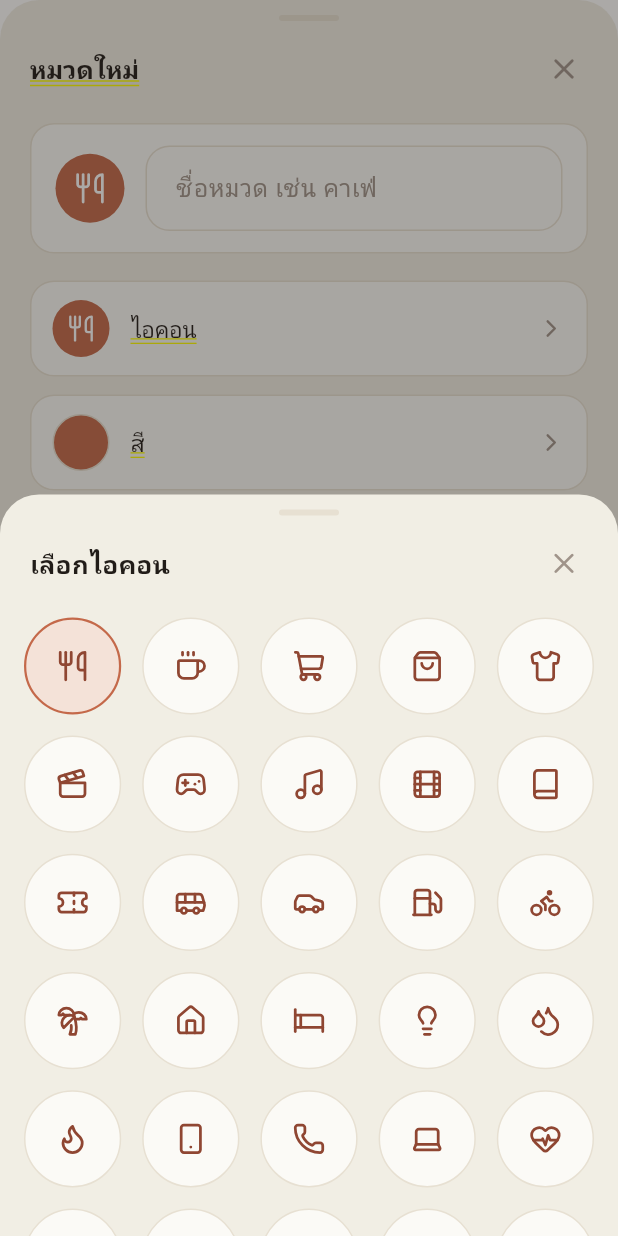
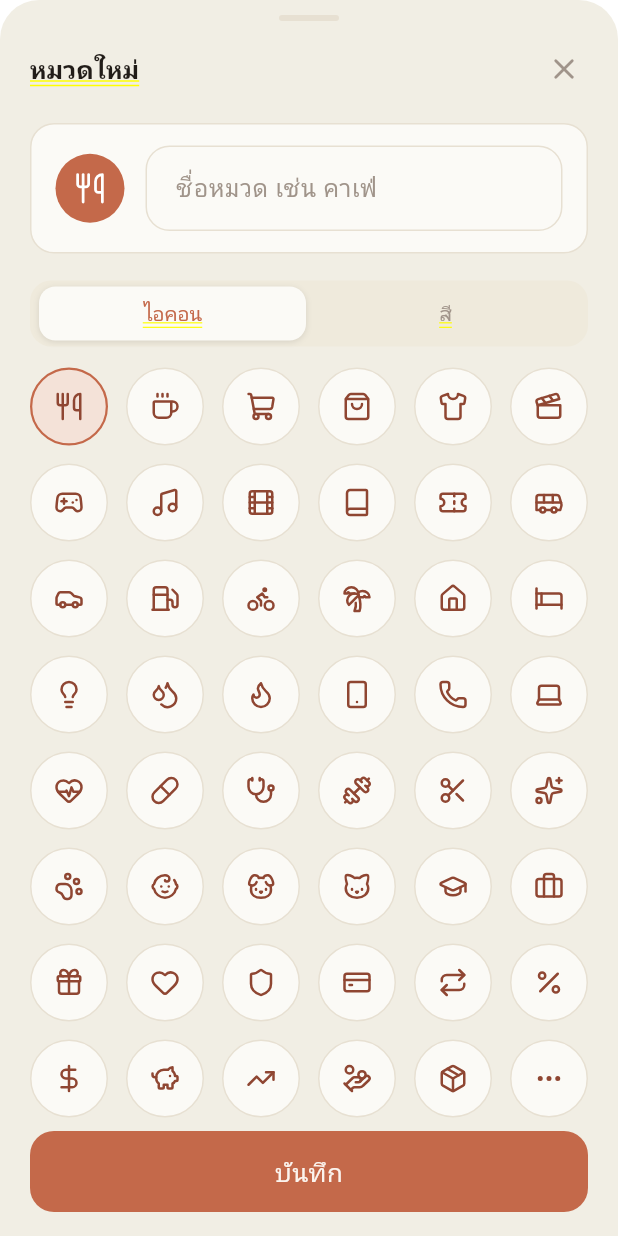
Before and after one commit to AfnanYapu09/-MoneyBun, a Flutter app: the AddCategorySheet screen opened directly, after a tap on "ไอคอน", on a phone screen of 412 x 824 dp. Run offline on Flutter 3.47's test engine with Material 3 defaults, Android fonts, the phone set to English and light mode, and no system bars; our stand-ins replace cloud_firestore, drift, drift_flutter, firebase_auth, firebase_core, flutter_riverpod and 6 more; missing offline and left inert: google_mlkit_text_recognition, mobile_scanner, photo_manager; accounts and stored records are empty; generated files the repository leaves out were written again; Roboto replaces fonts that are missing (Ibm Plex Sans Thai, Mitr).

Commit message:
hide slip/transfer actions above the tags; add-category icon/colour toggle
- CategoryPickerSheet: the ดูสลิป/ย้ายเงิน actions sit above the tag chips but the
  sheet opens scrolled past them (ScrollController initialScrollOffset), so they
  stay hidden until the user drags down to reveal them
- AddCategorySheet: show the icon grid immediately with an ไอคอน/สี toggle that
  swaps the inline grid to colours, instead of buttons opening sub-sheets

Co-Authored-By: Claude Opus 4.8 <noreply@anthropic.com>
Claude-Session: https://claude.ai/code/session_01PfvM1Qr5EuybLHphMVt125

```diff
--- a/lib/features/categories/presentation/add_category_sheet.dart
+++ b/lib/features/categories/presentation/add_category_sheet.dart
@@ -4,9 +4,9 @@ import 'package:flutter_riverpod/flutter_riverpod.dart';
 import '../../../bootstrap/providers.dart';
 import '../../../core/theme/colors.dart';
 import '../../../core/theme/typography.dart';
-import '../../../core/widgets/app_icons.dart';
 import '../../../core/widgets/category_icons.dart';
 import '../../../core/widgets/primary_button.dart';
+import '../../../core/widgets/segmented_control.dart';
 import '../../../core/widgets/sheet_scaffold.dart';
 import '../../../domain/enums/enums.dart';
 
@@ -39,6 +39,9 @@ class _AddCategorySheetState extends ConsumerState<AddCategorySheet> {
   final _name = TextEditingController();
   String _iconKey = 'food';
   String _colorHex = 'FFC4694A';
+
+  /// false → icon grid, true → colour grid (icons shown first).
+  bool _showColors = false;
 
   @override
   void dispose() {
@@ -96,95 +99,57 @@ class _AddCategorySheetState extends ConsumerState<AddCategorySheet> {
               ),
             ),
             const SizedBox(height: 18),
-            // Icon picker button.
-            _PickRow(
-              label: 'ไอคอน',
-              onTap: _pickIcon,
-              leading: Container(
-                width: 38,
-                height: 38,
+            // Toggle between the icon grid and the colour grid (icons first).
+            SegmentedControl<bool>(
+              value: _showColors,
+              onChanged: (v) => setState(() => _showColors = v),
+              segments: const [
+                Segment(value: false, label: 'ไอคอน'),
+                Segment(value: true, label: 'สี'),
+              ],
+            ),
+            const SizedBox(height: 14),
+            if (!_showColors)
+              GridView.count(
+                shrinkWrap: true,
+                physics: const NeverScrollableScrollPhysics(),
+                crossAxisCount: 6,
+                mainAxisSpacing: 12,
+                crossAxisSpacing: 12,
+                children: [
+                  for (final k in _iconKeys)
+                    InkWell(
+                      onTap: () => setState(() => _iconKey = k),
+                      customBorder: const CircleBorder(),
+                      child: Container(
                         decoration: BoxDecoration(
-                  color: AppColors.forHex(_colorHex),
+                          color: _iconKey == k
+                              ? AppColors.terraWash
+                              : AppColors.paper,
                           shape: BoxShape.circle,
+                          border: Border.all(
+                              color: _iconKey == k
+                                  ? AppColors.terra
+                                  : AppColors.line,
+                              width: _iconKey == k ? 1.5 : 1),
                         ),
-                child: Icon(CategoryIcons.forKey(_iconKey),
-                    size: 19, color: Colors.white),
-              ),
-            ),
-            const SizedBox(height: 12),
-            // Colour picker button.
-            _PickRow(
-              label: 'สี',
-              onTap: _pickColor,
-              leading: Container(
-                width: 38,
-                height: 38,
-                decoration: BoxDecoration(
-                  color: AppColors.forHex(_colorHex),
-                  shape: BoxShape.circle,
-                  border: Border.all(color: AppColors.line),
-                ),
+                        child: Icon(CategoryIcons.forKey(k),
+                            size: 20, color: AppColors.terra700),
                       ),
                     ),
                 ],
-        ),
-      ),
-    );
-  }
-
-  Future<void> _pickIcon() async {
-    final key = await showModalBottomSheet<String>(
-      context: context,
-      isScrollControlled: true,
-      backgroundColor: Colors.transparent,
-      builder: (_) => SheetScaffold(
-        title: 'เลือกไอคอน',
-        child: GridView.count(
-          padding: const EdgeInsets.fromLTRB(16, 0, 16, 16),
-          crossAxisCount: 5,
+              )
+            else
+              GridView.count(
+                shrinkWrap: true,
+                physics: const NeverScrollableScrollPhysics(),
+                crossAxisCount: 6,
                 mainAxisSpacing: 14,
                 crossAxisSpacing: 14,
                 children: [
-            for (final k in _iconKeys)
-              InkWell(
-                onTap: () => Navigator.of(context).pop(k),
-                customBorder: const CircleBorder(),
-                child: Container(
-                  decoration: BoxDecoration(
-                    color:
-                        _iconKey == k ? AppColors.terraWash : AppColors.paper,
-                    shape: BoxShape.circle,
-                    border: Border.all(
-                        color: _iconKey == k ? AppColors.terra : AppColors.line,
-                        width: _iconKey == k ? 1.5 : 1),
-                  ),
-                  child: Icon(CategoryIcons.forKey(k),
-                      size: 22, color: AppColors.terra700),
-                ),
-              ),
-          ],
-        ),
-      ),
-    );
-    if (key != null) setState(() => _iconKey = key);
-  }
-
-  Future<void> _pickColor() async {
-    final hex = await showModalBottomSheet<String>(
-      context: context,
-      isScrollControlled: true,
-      backgroundColor: Colors.transparent,
-      builder: (_) => SheetScaffold(
-        title: 'เลือกสี',
-        child: GridView.count(
-          padding: const EdgeInsets.fromLTRB(16, 0, 16, 16),
-          crossAxisCount: 5,
-          mainAxisSpacing: 16,
-          crossAxisSpacing: 16,
-          children: [
                   for (final c in _colors)
                     InkWell(
-                onTap: () => Navigator.of(context).pop(c),
+                      onTap: () => setState(() => _colorHex = c),
                       customBorder: const CircleBorder(),
                       child: Container(
                         decoration: BoxDecoration(
@@ -200,9 +165,10 @@ class _AddCategorySheetState extends ConsumerState<AddCategorySheet> {
                     ),
                 ],
               ),
+          ],
+        ),
       ),
     );
-    if (hex != null) setState(() => _colorHex = hex);
   }
 
   Future<void> _save() async {
@@ -221,43 +187,3 @@ class _AddCategorySheetState extends ConsumerState<AddCategorySheet> {
     if (mounted) Navigator.of(context).pop(true);
   }
 }
-
-/// A tappable row: leading preview chip + label + chevron. Opens a picker.
-class _PickRow extends StatelessWidget {
-  const _PickRow({
-    required this.label,
-    required this.leading,
-    required this.onTap,
-  });
-  final String label;
-  final Widget leading;
-  final VoidCallback onTap;
-
-  @override
-  Widget build(BuildContext context) {
-    return InkWell(
-      borderRadius: BorderRadius.circular(16),
-      onTap: onTap,
-      child: Container(
-        padding: const EdgeInsets.symmetric(horizontal: 14, vertical: 12),
-        decoration: BoxDecoration(
-          color: AppColors.paper,
-          borderRadius: BorderRadius.circular(16),
-          border: Border.all(color: AppColors.line),
-        ),
-        child: Row(
-          children: [
-            leading,
-            const SizedBox(width: 14),
-            Expanded(
-              child: Text(label,
-                  style:
-                      AppTypography.heading(size: 15, weight: FontWeight.w500)),
-            ),
-            const Icon(AppIcons.chevronRight, size: 19, color: AppColors.ink3),
-          ],
-        ),
-      ),
-    );
-  }
-}
```
Also changed, not shown: lib/features/add_transaction/presentation/category_picker_sheet.dart (+37 -16 lines). Lines whose indentation alone changed are shown as unchanged.
